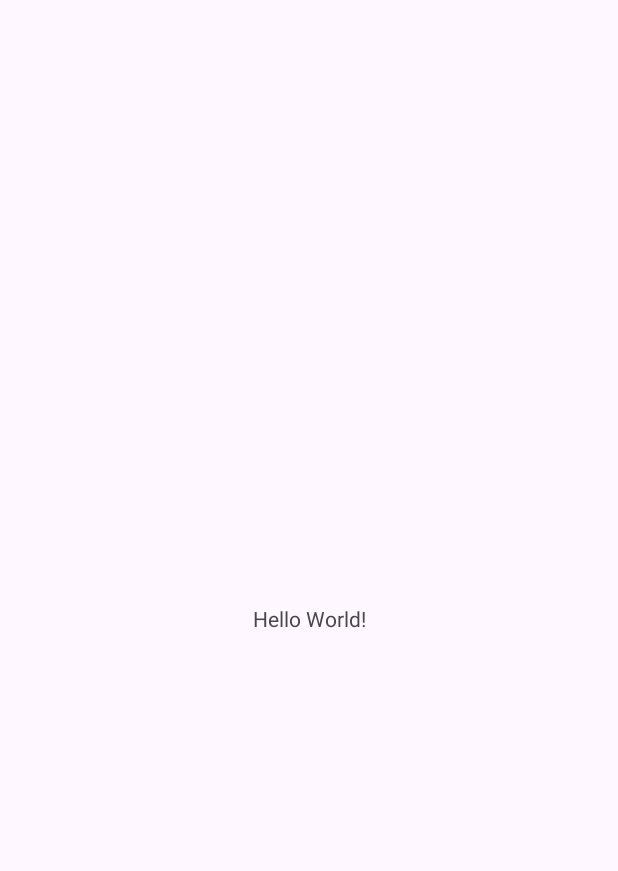
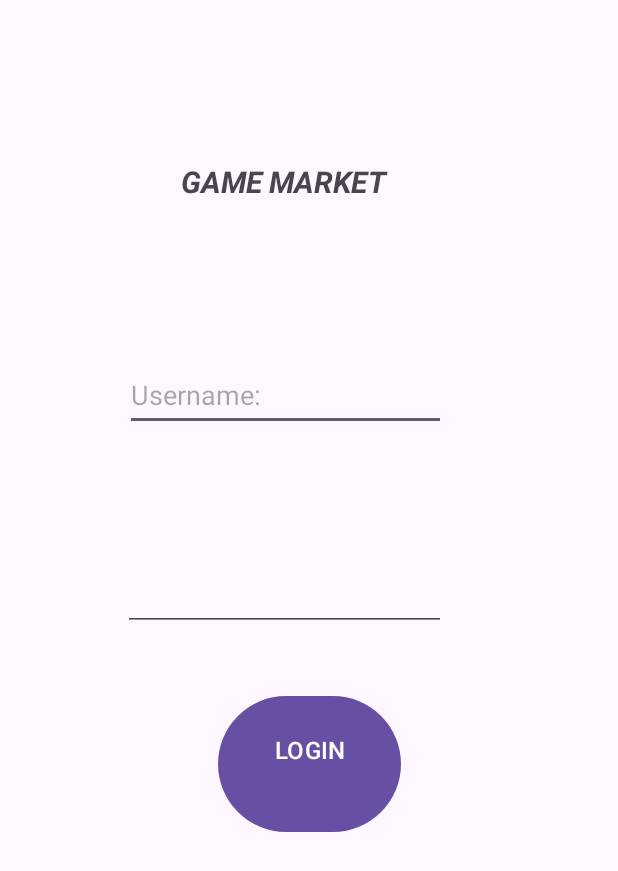
Before and after one commit to aliboron/256-487-projects, an Android app: the screen it shows after launch (MainActivity), on a phone screen of 412 x 824 dp. Before the commit the part shown is almost empty. Shown: the top 871 px of the screen. Run offline under Robolectric (Android 15) with nearby library versions, the phone set to English and light mode, and no system bars.

Commit message:
feat:login-design

```diff
--- a/487-mobile/app/src/main/res/layout/activity_main.xml
+++ b/487-mobile/app/src/main/res/layout/activity_main.xml
@@ -7,13 +7,56 @@
     android:layout_height="match_parent"
     tools:context=".MainActivity">
 
-    <TextView
-        android:layout_width="wrap_content"
-        android:layout_height="wrap_content"
-        android:text="Hello World!"
+    <EditText
+        android:id="@+id/editUsername"
+        android:layout_width="214dp"
+        android:layout_height="48dp"
+        android:layout_marginBottom="34dp"
+        android:ems="10"
+        android:hint="@string/editUsername"
+        android:inputType="text"
+        app:layout_constraintBottom_toTopOf="@+id/editPassword"
+        app:layout_constraintEnd_toEndOf="@+id/editPassword"
+        app:layout_constraintTop_toBottomOf="@+id/txtTitle" />
+
+    <EditText
+        android:id="@+id/editPassword"
+        android:layout_width="215dp"
+        android:layout_height="0dp"
+        android:layout_marginBottom="39dp"
+        android:ems="10"
+        android:inputType="textPassword"
+        app:layout_constraintBottom_toTopOf="@+id/btnLogin"
+        app:layout_constraintEnd_toEndOf="parent"
+        app:layout_constraintHorizontal_bias="0.418"
+        app:layout_constraintStart_toStartOf="parent"
+        app:layout_constraintTop_toBottomOf="@+id/editUsername" />
+
+    <Button
+        android:id="@+id/btnLogin"
+        android:layout_width="122dp"
+        android:layout_height="0dp"
+        android:layout_marginBottom="265dp"
+        android:text="@string/btnLogin"
+        android:textAlignment="gravity"
+        android:textSize="16sp"
         app:layout_constraintBottom_toBottomOf="parent"
         app:layout_constraintEnd_toEndOf="parent"
         app:layout_constraintStart_toStartOf="parent"
+        app:layout_constraintTop_toBottomOf="@+id/editPassword" />
+
+    <TextView
+        android:id="@+id/txtTitle"
+        android:layout_width="218dp"
+        android:layout_height="58dp"
+        android:layout_marginStart="80dp"
+        android:layout_marginTop="107dp"
+        android:layout_marginBottom="74dp"
+        android:text="@string/txtTitle"
+        android:textAlignment="center"
+        android:textSize="20sp"
+        android:textStyle="bold|italic"
+        app:layout_constraintBottom_toTopOf="@+id/editUsername"
+        app:layout_constraintStart_toStartOf="parent"
         app:layout_constraintTop_toTopOf="parent" />
-
 </androidx.constraintlayout.widget.ConstraintLayout>
--- a/487-mobile/app/src/main/res/values/strings.xml
+++ b/487-mobile/app/src/main/res/values/strings.xml
@@ -1,3 +1,6 @@
 <resources>
     <string name="app_name">DigitalGameMarket</string>
+    <string name="editUsername">Username:\n</string>
+    <string name="btnLogin">LOGIN\n</string>
+    <string name="txtTitle">GAME MARKET</string>
 </resources>
```
